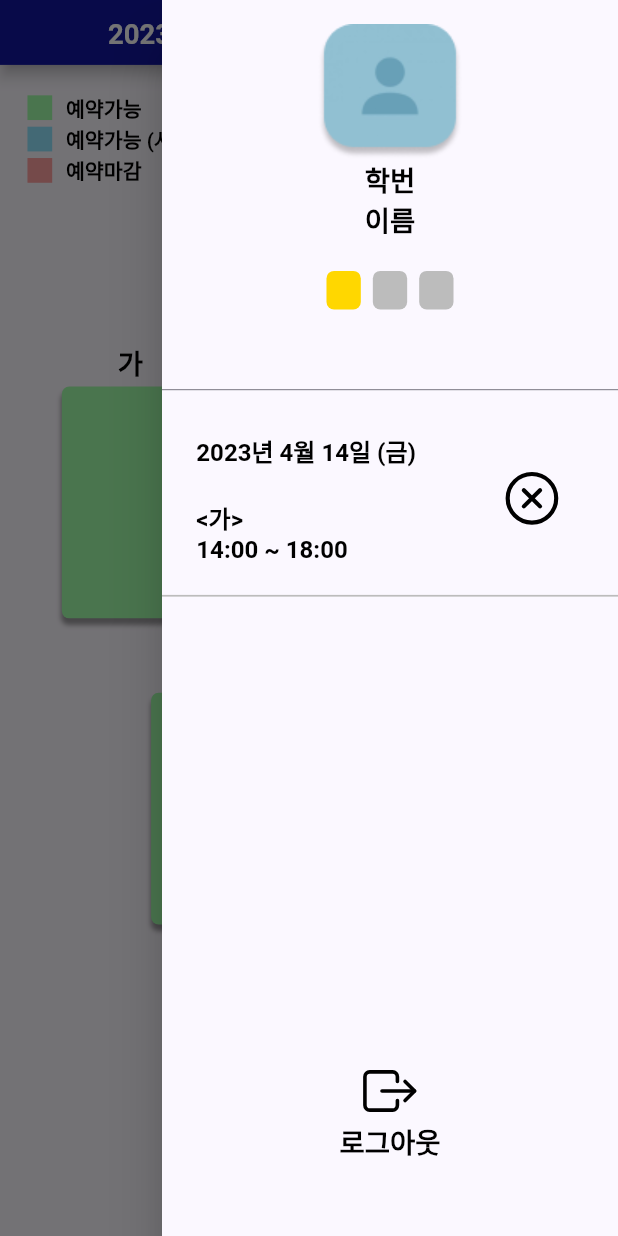
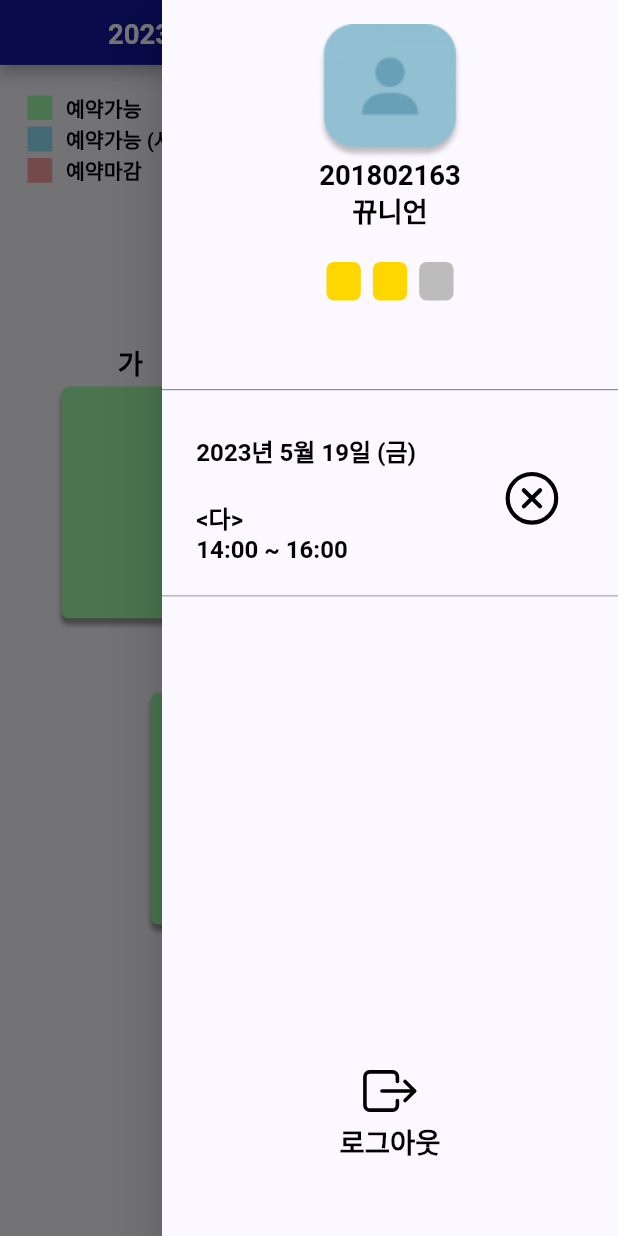
Before and after one commit to 2023-hci-chungmugong/front-end, a Flutter app: the LobbyView screen opened directly, after a tap on the "menu" icon, on a phone screen of 412 x 824 dp. Run offline on Flutter 3.47's test engine with Material 2 defaults, Android fonts, the phone set to English and light mode, and no system bars; our stand-ins replace flutter_svg.

Commit message:
[feature/drawer] stateful drawer

```diff
--- a/lib/model/app_state.dart
+++ b/lib/model/app_state.dart
@@ -15,7 +15,7 @@ class AppState extends ChangeNotifier {
 
   // 아래 변수는 추후 Firebase와 연결하여 초기화 되어야함
   ReservationForDate reservations = ReservationForDate(DateTime.now());
-  List<Abusing> abusingLog = [];
-  List<ReservationForUser> myReservations = [];
+  List<Abusing> abusingLog = [Abusing(DateTime.now(),AbusingType.noshow),Abusing(DateTime.now(),AbusingType.leave)];
+  List<ReservationForUser> myReservations = [ReservationForUser(date:DateTime.now(),section:SectionName.da,start:14,end:16,status:ReservationStatus.reserved)];
   Profile userData = Profile('뀨니언', '201802163');
 }
--- /dev/null
+++ b/lib/util/util.dart
@@ -0,0 +1,23 @@
+String dateTimeToString(DateTime dt) {
+  return "${dt.year}년 ${dt.month}월 ${dt.day}일 (${weekDayToString(dt.weekday)})";
+}
+String weekDayToString(int wd) {
+  switch(wd) {
+    case 1:
+      return "월";
+    case 2:
+      return "화";
+    case 3:
+      return "수";
+    case 4:
+      return "목";
+    case 5:
+      return "금";
+    case 6:
+      return "토";
+    case 7:
+      return "일";
+    default:
+      return "먼날짜고";
+  }
+}
--- /dev/null
+++ b/lib/view/drawer_view.dart
@@ -0,0 +1,134 @@
+import 'package:chungmugong_front_end/model/reservation.dart';
+import 'package:chungmugong_front_end/util/design_kit.dart';
+import 'package:chungmugong_front_end/util/styled_component.dart';
+import 'package:chungmugong_front_end/util/util.dart';
+import 'package:chungmugong_front_end/view/login_view.dart';
+import 'package:flutter/cupertino.dart';
+import 'package:flutter/material.dart';
+import 'package:flutter_svg/svg.dart';
+import 'package:provider/provider.dart';
+
+import '../model/app_state.dart';
+
+class DrawerView extends StatefulWidget {
+  const DrawerView({super.key});
+
+  @override
+  State<DrawerView> createState() => _DrawerViewState();
+}
+
+class _DrawerViewState extends State<DrawerView> {
+
+  @override
+  Widget build(BuildContext context) {
+    var appState = context.watch<AppState>();
+    return Drawer(
+      child: Column(
+        children: [
+          SizedBox(
+            height: DesignKit.getHeight(context, 260),
+            width: DesignKit.getWidth(context, 400),
+            child: DrawerHeader(
+                child: Column(
+                  mainAxisAlignment: MainAxisAlignment.start,
+                  crossAxisAlignment: CrossAxisAlignment.center,
+                  children: [
+                    Image.asset("assets/images/no_profile.png"),
+                    BoldText16(appState.userData.id),
+                    BoldText16(appState.userData.name),
+                    SizedBox(
+                      height: DesignKit.getHeight(context, 20),
+                    ),
+                    Row(
+                      mainAxisAlignment: MainAxisAlignment.center,
+                      children: [
+                        Container(
+                          width: DesignKit.getWidth(context, 20),
+                          height: DesignKit.getHeight(context, 25),
+                          margin: EdgeInsets.only(
+                              right: DesignKit.getWidth(context, 7)),
+                          decoration: BoxDecoration(
+                            color: (appState.abusingLog.length>0 ? DesignKit.yellow:DesignKit.gray),
+                            borderRadius: BorderRadius.circular(5),
+                          ),
+                        ),
+                        Container(
+                          width: DesignKit.getWidth(context, 20),
+                          height: DesignKit.getHeight(context, 25),
+                          margin: EdgeInsets.only(
+                              right: DesignKit.getWidth(context, 7)),
+                          decoration: BoxDecoration(
+                            color: (appState.abusingLog.length>1 ? DesignKit.yellow:DesignKit.gray),
+                            borderRadius: BorderRadius.circular(5),
+                          ),
+                        ),
+                        Container(
+                          width: DesignKit.getWidth(context, 20),
+                          height: DesignKit.getHeight(context, 25),
+                          decoration: BoxDecoration(
+                            color: (appState.abusingLog.length>2 ? DesignKit.yellow:DesignKit.gray),
+                            borderRadius: BorderRadius.circular(5),
+                          ),
+                        )
+                      ],
+                    ),
+                  ],
+                )),
+          ),
+          Container(
+              padding: EdgeInsets.symmetric(vertical:DesignKit.getHeight(context, 20),horizontal: DesignKit.getWidth(context, 20)),
+              decoration: BoxDecoration(
+                  border: Border(
+                      bottom: BorderSide(
+                          width: DesignKit.getWidth(context, 1),
+                          color: DesignKit.gray))),
+              child: DrawerReservationSection()),
+          SizedBox(height: DesignKit.getHeight(context, 300),),
+          Column(
+            mainAxisAlignment: MainAxisAlignment.center,
+            crossAxisAlignment: CrossAxisAlignment.center,
+            children: [
+              SvgPicture.asset('assets/icons/logout.svg',width: DesignKit.getWidth(context, 32),height: DesignKit.getHeight(context, 40),),
+              BoldText16('로그아웃')
+
+            ],
+          )
+        ],
+      ),
+    );
+  }
+}
+class DrawerReservationSection extends StatelessWidget {
+  const DrawerReservationSection({super.key});
+
+  @override
+  Widget build(BuildContext context) {
+    var appState = context.watch<AppState>();
+    return appState.myReservations.isEmpty ? Row(
+      crossAxisAlignment: CrossAxisAlignment.center,
+      mainAxisAlignment: MainAxisAlignment.center,
+      children: [
+        BoldText16('예약 정보가 없습니다.'),
+      ],
+    ): Row(
+      crossAxisAlignment: CrossAxisAlignment.center,
+      children: [
+        Column(
+          crossAxisAlignment: CrossAxisAlignment.start,
+          children: [
+            BoldText14(dateTimeToString(appState.myReservations[0].date)),
+            SizedBox(height: DesignKit.getHeight(context, 20),),
+            BoldText14("<${sectionNameToString(appState.myReservations[0].section)}>"),
+            BoldText14("${appState.myReservations[0].start}:00 ~ ${appState.myReservations[0].end}:00")
+          ],
+        ),
+        SizedBox(width: DesignKit.getWidth(context, 50),),
+        SvgPicture.asset(
+          'assets/icons/cancel.svg',
+          width: DesignKit.getWidth(context, 35),
+          height: DesignKit.getHeight(context, 35),
+        )
+      ],
+    );
+  }
+}
--- a/lib/view/lobby_view.dart
+++ b/lib/view/lobby_view.dart
@@ -1,6 +1,7 @@
 import 'package:chungmugong_front_end/model/app_state.dart';
 import 'package:chungmugong_front_end/util/design_kit.dart';
 import 'package:chungmugong_front_end/util/styled_component.dart';
+import 'package:chungmugong_front_end/view/drawer_view.dart';
 import 'package:chungmugong_front_end/view/lobby_body.dart';
 import 'package:flutter/cupertino.dart';
 import 'package:flutter/material.dart';
@@ -11,7 +12,6 @@ class LobbyView extends StatelessWidget {
 
   @override
   Widget build(BuildContext context) {
- //   var appState = context.watch<AppState>();
     return Scaffold(
       appBar: PreferredSize(
         preferredSize: Size.fromHeight(DesignKit.getHeight(context, 42)),
@@ -25,99 +25,7 @@ class LobbyView extends StatelessWidget {
           actions: [],
         ),
       ),
-      endDrawer: Drawer(
-        child: Column(
-          children: [
-            SizedBox(
-              height: DesignKit.getHeight(context, 260),
-              width: DesignKit.getWidth(context, 400),
-              child: DrawerHeader(
-                  child: Column(
-                mainAxisAlignment: MainAxisAlignment.start,
-                crossAxisAlignment: CrossAxisAlignment.center,
-                children: [
-                  Image.asset("assets/images/no_profile.png"),
-                  BoldText16('학번'),
-                  BoldText16('이름'),
-                  SizedBox(
-                    height: DesignKit.getHeight(context, 20),
-                  ),
-                  Row(
-                    mainAxisAlignment: MainAxisAlignment.center,
-                    children: [
-                      Container(
-                        width: DesignKit.getWidth(context, 20),
-                        height: DesignKit.getHeight(context, 25),
-                        margin: EdgeInsets.only(
-                            right: DesignKit.getWidth(context, 7)),
-                        decoration: BoxDecoration(
-                          color: DesignKit.yellow,
-                          borderRadius: BorderRadius.circular(5),
-                        ),
-                      ),
-                      Container(
-                        width: DesignKit.getWidth(context, 20),
-                        height: DesignKit.getHeight(context, 25),
-                        margin: EdgeInsets.only(
-                            right: DesignKit.getWidth(context, 7)),
-                        decoration: BoxDecoration(
-                          color: DesignKit.gray,
-                          borderRadius: BorderRadius.circular(5),
-                        ),
-                      ),
-                      Container(
-                        width: DesignKit.getWidth(context, 20),
-                        height: DesignKit.getHeight(context, 25),
-                        decoration: BoxDecoration(
-                          color: DesignKit.gray,
-                          borderRadius: BorderRadius.circular(5),
-                        ),
-                      )
-                    ],
-                  ),
-                ],
-              )),
-            ),
-            Container(
-                padding: EdgeInsets.symmetric(vertical:DesignKit.getHeight(context, 20),horizontal: DesignKit.getWidth(context, 20)),
-                decoration: BoxDecoration(
-                    border: Border(
-                        bottom: BorderSide(
-                            width: DesignKit.getWidth(context, 1),
-                            color: DesignKit.gray))),
-                child: Row(
-                  crossAxisAlignment: CrossAxisAlignment.center,
-                  children: [
-                    Column(
-                      crossAxisAlignment: CrossAxisAlignment.start,
-                      children: [
-                        BoldText14('2023년 4월 14일 (금)'),
-                        SizedBox(height: DesignKit.getHeight(context, 20),),
-                        BoldText14('<가>'),
-                        BoldText14('14:00 ~ 18:00')
-                      ],
-                    ),
-                    SizedBox(width: DesignKit.getWidth(context, 50),),
-                    SvgPicture.asset(
-                      'assets/icons/cancel.svg',
-                      width: DesignKit.getWidth(context, 35),
-                      height: DesignKit.getHeight(context, 35),
-                    )
-                  ],
-                )),
-            SizedBox(height: DesignKit.getHeight(context, 300),),
-            Column(
-              mainAxisAlignment: MainAxisAlignment.center,
-              crossAxisAlignment: CrossAxisAlignment.center,
-              children: [
-                SvgPicture.asset('assets/icons/logout.svg',width: DesignKit.getWidth(context, 32),height: DesignKit.getHeight(context, 40),),
-                 BoldText16('로그아웃')
-
-              ],
-            )
-          ],
-        ),
-      ),
+      endDrawer: DrawerView(),
       body: LobbyBody(),
     );
   }
```
